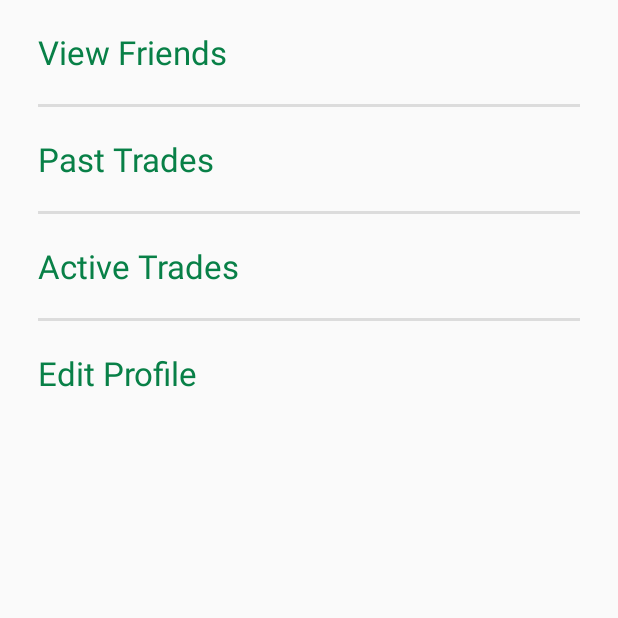
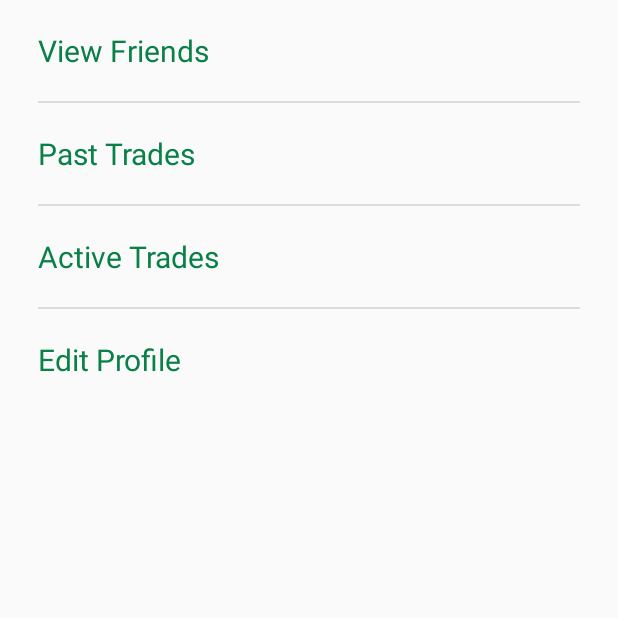
Before and after one commit to CMPUT301F15T05/cuddly-quack, an Android app: the fragment Tab3 shown on its own in the app's theme, on a phone screen of 412 x 824 dp, the top half of it. Run offline under Robolectric (Android 15) with nearby library versions, the phone set to English and light mode, and no system bars.

Commit message:
Added InventoryAdapter, userinventoryitem/viewfriends.xml and modified various layouts.

```diff
--- a/SwapMyRide/app/src/main/AndroidManifest.xml
+++ b/SwapMyRide/app/src/main/AndroidManifest.xml
@@ -31,6 +31,11 @@
             android:screenOrientation="portrait"
             android:theme="@style/AppTheme" >
         </activity>
+        <activity
+            android:name=".ViewFriendsActivity"
+            android:label="@string/title_activity_view_friends"
+            android:theme="@style/AppTheme" >
+        </activity>
     </application>
 
 </manifest>
--- a/SwapMyRide/app/src/main/java/ca/ualberta/cs/swapmyride/Tab2.java
+++ b/SwapMyRide/app/src/main/java/ca/ualberta/cs/swapmyride/Tab2.java
@@ -9,12 +9,18 @@ import android.support.v4.app.Fragment;
 import android.view.LayoutInflater;
 import android.view.View;
 import android.view.ViewGroup;
+import android.widget.ListView;
 
 public class Tab2 extends Fragment {
+
+    ListView invetory;
 
     @Override
     public View onCreateView(LayoutInflater inflater, @Nullable ViewGroup container, @Nullable Bundle savedInstanceState) {
         View v =inflater.inflate(R.layout.tab2,container,false);
+
+        invetory = (ListView) v.findViewById(R.id.inventoryView);
+
         return v;
     }
 }
--- a/SwapMyRide/app/src/main/java/ca/ualberta/cs/swapmyride/Tab3.java
+++ b/SwapMyRide/app/src/main/java/ca/ualberta/cs/swapmyride/Tab3.java
@@ -3,18 +3,62 @@ package ca.ualberta.cs.swapmyride;
 /**
  * Created by Daniel on 2015-10-24.
  */
+import android.content.Intent;
 import android.os.Bundle;
 import android.support.annotation.Nullable;
 import android.support.v4.app.Fragment;
 import android.view.LayoutInflater;
 import android.view.View;
 import android.view.ViewGroup;
+import android.widget.TextView;
 
 public class Tab3 extends Fragment {
+
+    TextView viewFriends;
+    TextView pastTrades;
+    TextView activeTrades;
+    TextView editProfile;
+
 
     @Override
     public View onCreateView(LayoutInflater inflater, @Nullable ViewGroup container, @Nullable Bundle savedInstanceState) {
         View v =inflater.inflate(R.layout.tab3,container,false);
+
+        viewFriends = (TextView) v.findViewById(R.id.viewFriends);
+        pastTrades = (TextView) v.findViewById(R.id.pastTrades);
+        activeTrades = (TextView) v.findViewById(R.id.activeTrades);
+        editProfile = (TextView) v.findViewById(R.id.editeProfile);
+
+
+        viewFriends.setOnClickListener(new View.OnClickListener() {
+            @Override
+            public void onClick(View v) {
+                Intent intent = new Intent(getActivity(),ViewFriendsActivity.class);
+                startActivity(intent);
+            }
+        });
+
+        pastTrades.setOnClickListener(new View.OnClickListener() {
+            @Override
+            public void onClick(View v) {
+
+            }
+        });
+
+        activeTrades.setOnClickListener(new View.OnClickListener() {
+            @Override
+            public void onClick(View v) {
+
+            }
+        });
+
+        editProfile.setOnClickListener(new View.OnClickListener() {
+            @Override
+            public void onClick(View v) {
+
+            }
+        });
+
         return v;
     }
 }
--- a/SwapMyRide/app/src/main/res/layout/loginscreen.xml
+++ b/SwapMyRide/app/src/main/res/layout/loginscreen.xml
@@ -53,4 +53,5 @@
         android:layout_alignParentBottom="true"
         android:layout_centerHorizontal="true"
         android:layout_marginBottom="6dp"/>
+
 </RelativeLayout>
--- a/SwapMyRide/app/src/main/res/layout/tab3.xml
+++ b/SwapMyRide/app/src/main/res/layout/tab3.xml
@@ -8,6 +8,7 @@
         android:layout_height="wrap_content"
         android:textAppearance="?android:attr/textAppearanceLarge"
         android:text="View Friends"
+        android:textSize="20sp"
         android:id="@+id/viewFriends"
         android:layout_alignParentTop="true"
         android:layout_alignParentStart="true"
@@ -28,6 +29,7 @@
         android:layout_height="wrap_content"
         android:textAppearance="?android:attr/textAppearanceLarge"
         android:text="Past Trades"
+        android:textSize="20sp"
         android:id="@+id/pastTrades"
         android:layout_below="@+id/divider1"
         android:layout_alignStart="@+id/viewFriends"
@@ -48,6 +50,7 @@
         android:layout_height="wrap_content"
         android:textAppearance="?android:attr/textAppearanceLarge"
         android:text="Active Trades"
+        android:textSize="20sp"
         android:id="@+id/activeTrades"
         android:layout_below="@+id/divider2"
         android:layout_alignStart="@+id/pastTrades"
@@ -67,6 +70,7 @@
         android:layout_height="wrap_content"
         android:textAppearance="?android:attr/textAppearanceLarge"
         android:text="Edit Profile"
+        android:textSize="20sp"
         android:id="@+id/editeProfile"
         android:layout_below="@+id/divider3"
         android:layout_alignStart="@+id/activeTrades"
--- a/SwapMyRide/app/src/main/res/values-v21/styles.xml
+++ b/SwapMyRide/app/src/main/res/values-v21/styles.xml
@@ -18,7 +18,7 @@
     <!-- http://stackoverflow.com/questions/5049852/android-drawing-separator-divider-line-in-layout -->
     <style name="Divider">
         <item name="android:layout_width">wrap_content</item>
-        <item name="android:layout_height">2dp</item>
+        <item name="android:layout_height">1dp</item>
         <item name="android:background">?android:attr/listDivider</item>
     </style>
 
--- a/SwapMyRide/app/src/main/res/values/strings.xml
+++ b/SwapMyRide/app/src/main/res/values/strings.xml
@@ -16,4 +16,5 @@
         completions."
     </string>
     <string name="title_activity_sign_up">Sign Up</string>
+    <string name="title_activity_view_friends">Friends</string>
 </resources>
--- a/SwapMyRide/app/src/main/res/values/styles.xml
+++ b/SwapMyRide/app/src/main/res/values/styles.xml
@@ -22,7 +22,7 @@
     <!-- http://stackoverflow.com/questions/5049852/android-drawing-separator-divider-line-in-layout -->
     <style name="Divider">
         <item name="android:layout_width">wrap_content</item>
-        <item name="android:layout_height">2dp</item>
+        <item name="android:layout_height">1dp</item>
         <item name="android:background">?android:attr/listDivider</item>
     </style>
 
```
Also changed, not shown: SwapMyRide/app/src/main/java/ca/ualberta/cs/swapmyride/InventoryAdapter.java (added, +9 -0 lines), SwapMyRide/app/src/main/java/ca/ualberta/cs/swapmyride/ViewFriendsActivity.java (added, +31 -0 lines), SwapMyRide/app/src/main/res/layout/userinventoryitem.xml (added, +71 -0 lines), SwapMyRide/app/src/main/res/layout/viewfriends.xml (added, +21 -0 lines).
